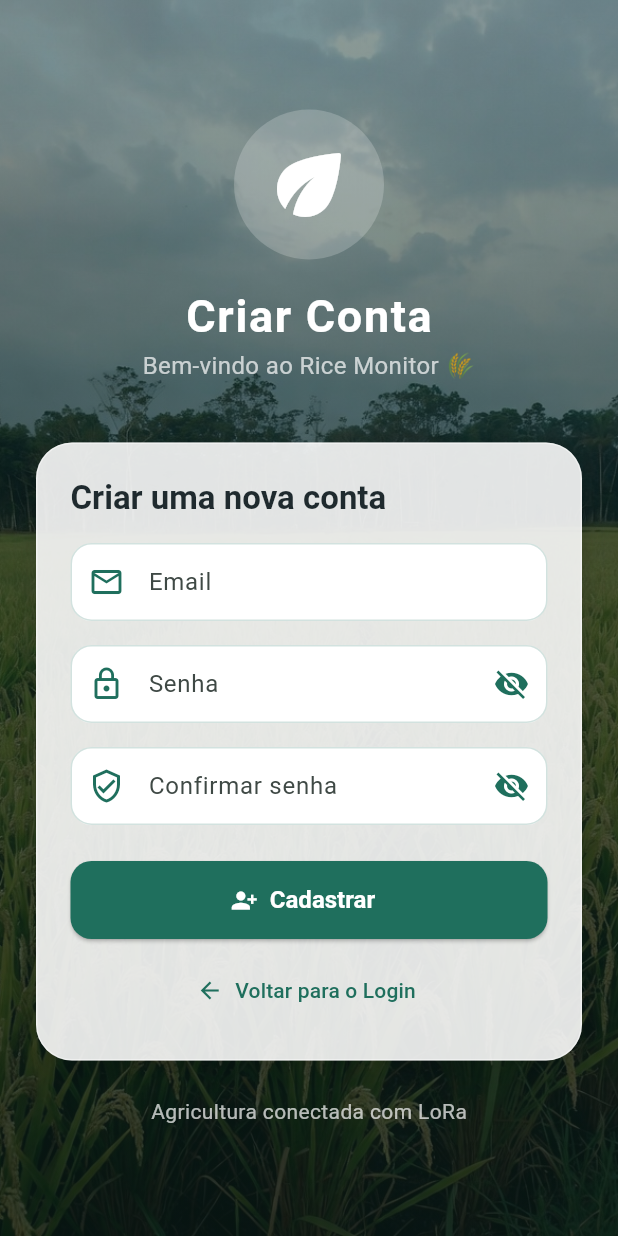
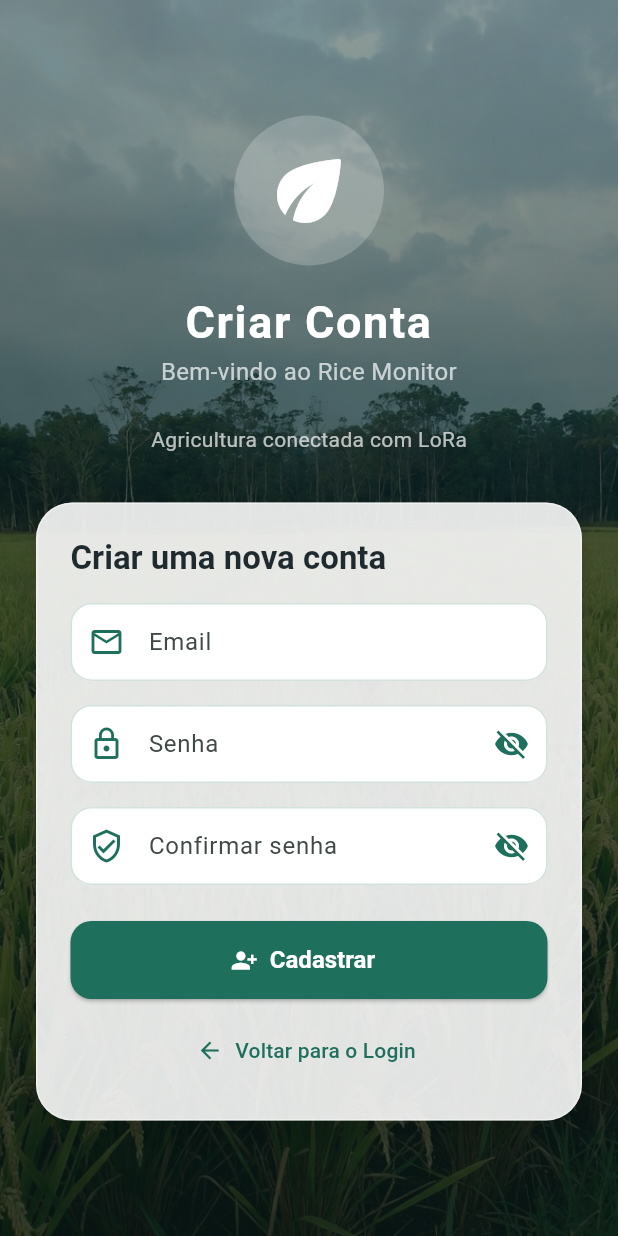
Before and after one commit to MatAmboni/rice_monitor, a Flutter app: the screen it shows after launch, after a tap on "Não tem conta? Cadastre-se", on a phone screen of 412 x 824 dp. Run offline on Flutter 3.47's test engine with Material 3 defaults, Android fonts, the phone set to English and light mode, and no system bars; our stand-ins replace firebase_core, firebase_database, flutter_map, google_maps_flutter, latlong2; missing offline and left inert: custom_info_window; accounts and stored records are empty.

Commit message:
feat: Refactor login and register screens for responsive design, enhance UI components, and improve user experience

```diff
--- a/lib/screens/login_screen.dart
+++ b/lib/screens/login_screen.dart
@@ -218,61 +218,26 @@
     final theme = Theme.of(context);
 
     return Scaffold(
-      body: Stack(
-        children: [
-          Container(
-            decoration: const BoxDecoration(
-              image: DecorationImage(
-                image: AssetImage('assets/rice_field.jpeg'),
-                fit: BoxFit.cover,
+      body: LayoutBuilder(
+        builder: (context, constraints) {
+          final bool isDesktop = constraints.maxWidth >= 1000;
+          final double formWidth = isDesktop ? 460 : 560;
+
+          final brandingContent = Column(
+            mainAxisSize: MainAxisSize.min,
+            children: const [
+              _BrandHeader(),
+              SizedBox(height: 24),
+              Text(
+                "Sistema de gerenciamento hídrico",
+                style: TextStyle(color: Colors.white70),
               ),
-            ),
-            child: Container(
-              decoration: const BoxDecoration(
-                gradient: LinearGradient(
-                  begin: Alignment.topCenter,
-                  end: Alignment.bottomCenter,
-                  colors: [Color(0x8A0E2E27), Color(0xCC091A15)],
-                ),
-              ),
-            ),
-          ),
+            ],
+          );
 
-          Center(
-            child: SingleChildScrollView(
-              padding: const EdgeInsets.symmetric(horizontal: 24, vertical: 48),
-              child: Column(
-                mainAxisAlignment: MainAxisAlignment.center,
-                children: [
-                  Container(
-                    padding: const EdgeInsets.all(18),
-                    decoration: BoxDecoration(
-                      color: Colors.white.withValues(alpha: 0.2),
-                      borderRadius: BorderRadius.circular(50),
-                    ),
-                    child: const Icon(
-                      Icons.water_drop_rounded,
-                      color: Colors.white,
-                      size: 64,
-                    ),
-                  ),
-                  const SizedBox(height: 16),
-                  const Text(
-                    "Rice Monitor",
-                    style: TextStyle(
-                      fontSize: 34,
-                      fontWeight: FontWeight.bold,
-                      color: Colors.white,
-                      letterSpacing: 1.2,
-                    ),
-                  ),
-                  const Text(
-                    "Sistema Inteligente de Irrigação",
-                    style: TextStyle(fontSize: 16, color: Colors.white70),
-                  ),
-                  const SizedBox(height: 40),
-
-                  GlassCard(
+          final formContent = ConstrainedBox(
+            constraints: BoxConstraints(maxWidth: formWidth),
+            child: GlassCard(
               child: Form(
                 key: _formKey,
                 child: Column(
@@ -358,13 +323,8 @@
                                   strokeWidth: 2,
                                 ),
                               )
-                                  : const Icon(
-                                      Icons.login,
-                                      color: Colors.white,
-                                    ),
-                              label: Text(
-                                _isLoading ? "Entrando..." : "Entrar",
-                              ),
+                            : const Icon(Icons.login, color: Colors.white),
+                        label: Text(_isLoading ? "Entrando..." : "Entrar"),
                       ),
                     ),
                     const SizedBox(height: 8),
@@ -386,18 +346,101 @@
                 ),
               ),
             ),
+          );
 
-                  const SizedBox(height: 24),
-                  const Text(
-                    "Sistema de gerenciamento hídrico",
-                    style: TextStyle(color: Colors.white70),
+          return Stack(
+            children: [
+              Container(
+                decoration: const BoxDecoration(
+                  image: DecorationImage(
+                    image: AssetImage('assets/rice_field.jpeg'),
+                    fit: BoxFit.cover,
                   ),
+                ),
+                child: Container(
+                  decoration: const BoxDecoration(
+                    gradient: LinearGradient(
+                      begin: Alignment.topCenter,
+                      end: Alignment.bottomCenter,
+                      colors: [Color(0x8A0E2E27), Color(0xCC091A15)],
+                    ),
+                  ),
+                ),
+              ),
+              SafeArea(
+                child: Center(
+                  child: SingleChildScrollView(
+                    padding: EdgeInsets.symmetric(
+                      horizontal: isDesktop ? 36 : 24,
+                      vertical: isDesktop ? 28 : 48,
+                    ),
+                    child: ConstrainedBox(
+                      constraints: const BoxConstraints(maxWidth: 1180),
+                      child: isDesktop
+                          ? Row(
+                              crossAxisAlignment: CrossAxisAlignment.center,
+                              children: [
+                                Expanded(child: brandingContent),
+                                const SizedBox(width: 42),
+                                formContent,
+                              ],
+                            )
+                          : Column(
+                              mainAxisAlignment: MainAxisAlignment.center,
+                              children: [
+                                brandingContent,
+                                const SizedBox(height: 32),
+                                formContent,
                               ],
                             ),
                     ),
                   ),
+                ),
+              ),
             ],
+          );
+        },
       ),
     );
   }
 }
+
+class _BrandHeader extends StatelessWidget {
+  const _BrandHeader();
+
+  @override
+  Widget build(BuildContext context) {
+    return Column(
+      children: [
+        Container(
+          padding: const EdgeInsets.all(18),
+          decoration: BoxDecoration(
+            color: Colors.white.withValues(alpha: 0.2),
+            borderRadius: BorderRadius.circular(50),
+          ),
+          child: const Icon(
+            Icons.water_drop_rounded,
+            color: Colors.white,
+            size: 64,
+          ),
+        ),
+        const SizedBox(height: 16),
+        const Text(
+          "Rice Monitor",
+          style: TextStyle(
+            fontSize: 34,
+            fontWeight: FontWeight.bold,
+            color: Colors.white,
+            letterSpacing: 1.2,
+          ),
+          textAlign: TextAlign.center,
+        ),
+        const Text(
+          "Sistema Inteligente de Irrigação",
+          style: TextStyle(fontSize: 16, color: Colors.white70),
+          textAlign: TextAlign.center,
+        ),
+      ],
+    );
+  }
+}
--- a/lib/screens/register_screen.dart
+++ b/lib/screens/register_screen.dart
@@ -118,61 +118,26 @@
     final theme = Theme.of(context);
 
     return Scaffold(
-      body: Stack(
-        children: [
-          Container(
-            decoration: const BoxDecoration(
-              image: DecorationImage(
-                image: AssetImage('assets/rice_field.jpeg'),
-                fit: BoxFit.cover,
+      body: LayoutBuilder(
+        builder: (context, constraints) {
+          final bool isDesktop = constraints.maxWidth >= 1000;
+          final double formWidth = isDesktop ? 480 : 560;
+
+          final brandingContent = Column(
+            mainAxisSize: MainAxisSize.min,
+            children: const [
+              _RegisterHeader(),
+              SizedBox(height: 24),
+              Text(
+                "Agricultura conectada com LoRa",
+                style: TextStyle(color: Colors.white70),
               ),
-            ),
-            child: Container(
-              decoration: const BoxDecoration(
-                gradient: LinearGradient(
-                  begin: Alignment.topCenter,
-                  end: Alignment.bottomCenter,
-                  colors: [Color(0x7A0E2E27), Color(0xC4091A15)],
-                ),
-              ),
-            ),
-          ),
+            ],
+          );
 
-          Center(
-            child: SingleChildScrollView(
-              padding: const EdgeInsets.symmetric(horizontal: 24, vertical: 48),
-              child: Column(
-                mainAxisAlignment: MainAxisAlignment.center,
-                children: [
-                  Container(
-                    padding: const EdgeInsets.all(18),
-                    decoration: BoxDecoration(
-                      color: Colors.white.withValues(alpha: 0.2),
-                      borderRadius: BorderRadius.circular(50),
-                    ),
-                    child: const Icon(
-                      Icons.eco_rounded,
-                      color: Colors.white,
-                      size: 64,
-                    ),
-                  ),
-                  const SizedBox(height: 16),
-                  const Text(
-                    "Criar Conta",
-                    style: TextStyle(
-                      fontSize: 30,
-                      fontWeight: FontWeight.bold,
-                      color: Colors.white,
-                      letterSpacing: 1.1,
-                    ),
-                  ),
-                  const Text(
-                    "Bem-vindo ao Rice Monitor 🌾",
-                    style: TextStyle(fontSize: 16, color: Colors.white70),
-                  ),
-                  const SizedBox(height: 40),
-
-                  GlassCard(
+          final formContent = ConstrainedBox(
+            constraints: BoxConstraints(maxWidth: formWidth),
+            child: GlassCard(
               child: Form(
                 key: _formKey,
                 child: Column(
@@ -271,9 +236,7 @@
                                 Icons.person_add_alt_1,
                                 color: Colors.white,
                               ),
-                              label: Text(
-                                _isLoading ? "Cadastrando..." : "Cadastrar",
-                              ),
+                        label: Text(_isLoading ? "Cadastrando..." : "Cadastrar"),
                       ),
                     ),
                     const SizedBox(height: 10),
@@ -299,17 +262,97 @@
                 ),
               ),
             ),
-                  const SizedBox(height: 24),
-                  const Text(
-                    "Agricultura conectada com LoRa",
-                    style: TextStyle(color: Colors.white70),
+          );
+
+          return Stack(
+            children: [
+              Container(
+                decoration: const BoxDecoration(
+                  image: DecorationImage(
+                    image: AssetImage('assets/rice_field.jpeg'),
+                    fit: BoxFit.cover,
                   ),
+                ),
+                child: Container(
+                  decoration: const BoxDecoration(
+                    gradient: LinearGradient(
+                      begin: Alignment.topCenter,
+                      end: Alignment.bottomCenter,
+                      colors: [Color(0x7A0E2E27), Color(0xC4091A15)],
+                    ),
+                  ),
+                ),
+              ),
+              SafeArea(
+                child: Center(
+                  child: SingleChildScrollView(
+                    padding: EdgeInsets.symmetric(
+                      horizontal: isDesktop ? 36 : 24,
+                      vertical: isDesktop ? 28 : 48,
+                    ),
+                    child: ConstrainedBox(
+                      constraints: const BoxConstraints(maxWidth: 1180),
+                      child: isDesktop
+                          ? Row(
+                              crossAxisAlignment: CrossAxisAlignment.center,
+                              children: [
+                                Expanded(child: brandingContent),
+                                const SizedBox(width: 42),
+                                formContent,
+                              ],
+                            )
+                          : Column(
+                              mainAxisAlignment: MainAxisAlignment.center,
+                              children: [
+                                brandingContent,
+                                const SizedBox(height: 32),
+                                formContent,
                               ],
                             ),
                     ),
                   ),
+                ),
+              ),
             ],
+          );
+        },
       ),
     );
   }
 }
+
+class _RegisterHeader extends StatelessWidget {
+  const _RegisterHeader();
+
+  @override
+  Widget build(BuildContext context) {
+    return Column(
+      children: [
+        Container(
+          padding: const EdgeInsets.all(18),
+          decoration: BoxDecoration(
+            color: Colors.white.withValues(alpha: 0.2),
+            borderRadius: BorderRadius.circular(50),
+          ),
+          child: const Icon(Icons.eco_rounded, color: Colors.white, size: 64),
+        ),
+        const SizedBox(height: 16),
+        const Text(
+          "Criar Conta",
+          style: TextStyle(
+            fontSize: 30,
+            fontWeight: FontWeight.bold,
+            color: Colors.white,
+            letterSpacing: 1.1,
+          ),
+          textAlign: TextAlign.center,
+        ),
+        const Text(
+          "Bem-vindo ao Rice Monitor",
+          style: TextStyle(fontSize: 16, color: Colors.white70),
+          textAlign: TextAlign.center,
+        ),
+      ],
+    );
+  }
+}
```
Also changed, not shown: lib/main.dart (+100 -40 lines), lib/screens/dashboard_screen.dart (+13 -2 lines). Lines whose indentation alone changed are shown as unchanged.
